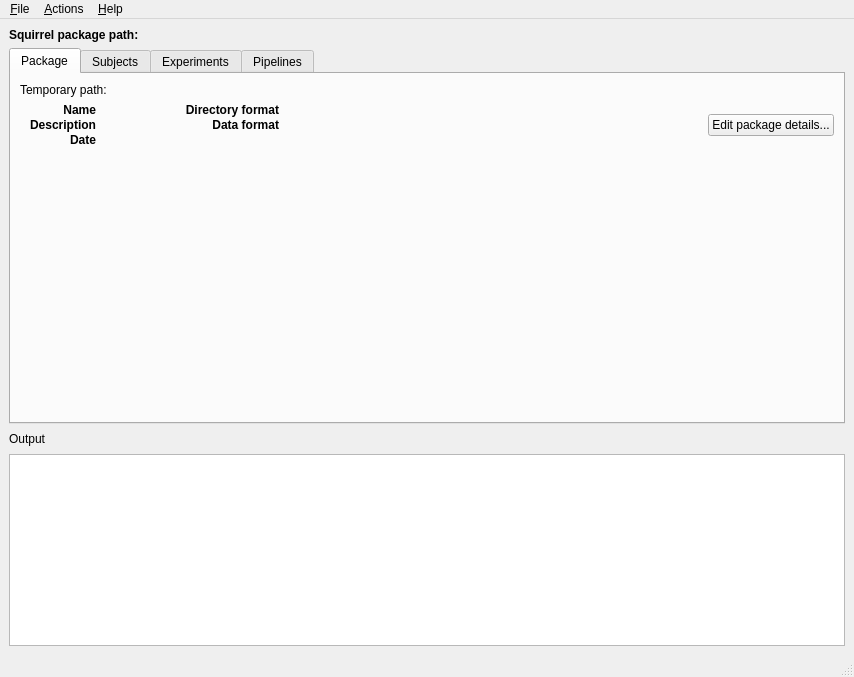
This is src/squirrel-gui/mainwindow.ui in gbook/squirrel as Qt 5 draws it before an edit. The edited form follows.
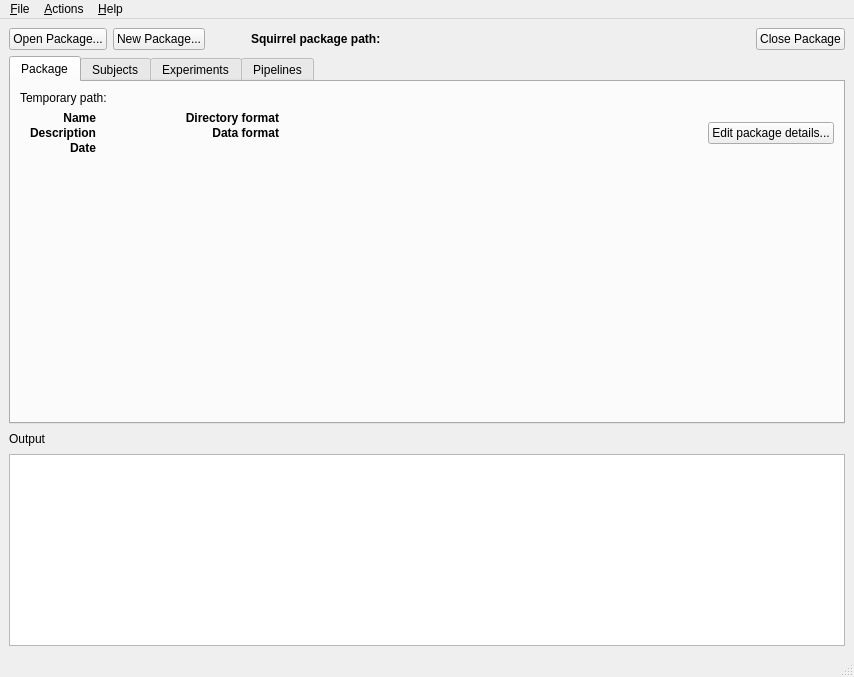
This is the edited form. The open tabs and pages were chosen to show the change. Icons and pictures are not drawn.

Commit message: trying out icons. updating package flow

What changed in the file:
```diff
--- a/src/squirrel-gui/mainwindow.ui
+++ b/src/squirrel-gui/mainwindow.ui
@@ -27,6 +27,41 @@
    <layout class="QVBoxLayout" name="verticalLayout_2" stretch="0,1,0,0">
     <item>
      <layout class="QHBoxLayout" name="horizontalLayout">
+      <item>
+       <widget class="QPushButton" name="btnOpenPackage">
+        <property name="text">
+         <string>Open Package...</string>
+        </property>
+        <property name="icon">
+         <iconset>
+          <normaloff>open-file.ico</normaloff>open-file.ico</iconset>
+        </property>
+       </widget>
+      </item>
+      <item>
+       <widget class="QPushButton" name="btnNewPackage">
+        <property name="text">
+         <string>New Package...</string>
+        </property>
+        <property name="icon">
+         <iconset>
+          <normaloff>new-file.ico</normaloff>new-file.ico</iconset>
+        </property>
+       </widget>
+      </item>
+      <item>
+       <spacer name="horizontalSpacer_2">
+        <property name="orientation">
+         <enum>Qt::Horizontal</enum>
+        </property>
+        <property name="sizeHint" stdset="0">
+         <size>
+          <width>40</width>
+          <height>20</height>
+         </size>
+        </property>
+       </spacer>
+      </item>
       <item>
        <widget class="QLabel" name="label">
         <property name="font">
@@ -55,6 +90,13 @@
         </property>
        </widget>
       </item>
+      <item>
+       <widget class="QPushButton" name="btnClosePackage">
+        <property name="text">
+         <string>Close Package</string>
+        </property>
+       </widget>
+      </item>
      </layout>
     </item>
     <item>
```
Left out of the diff: 8 changed lines with no effect on the pictures. The commit also changes 7 other files.
